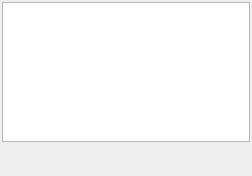
Old version of the form kame/forms/messageform.ui in the repository northriv/KAME.
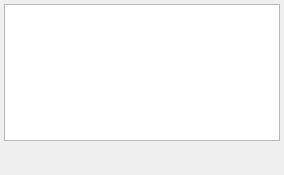
New version of the form.

Diff of the .ui file:
```diff
--- a/kame/forms/messageform.ui
+++ b/kame/forms/messageform.ui
@@ -1,13 +1,13 @@
 <?xml version="1.0" encoding="UTF-8"?>
 <ui version="4.0">
  <class>FrmMessage</class>
- <widget class="QMainWindow" name="FrmMessage">
+ <widget class="QWidget" name="FrmMessage">
   <property name="geometry">
    <rect>
     <x>0</x>
     <y>0</y>
-    <width>252</width>
-    <height>176</height>
+    <width>284</width>
+    <height>175</height>
    </rect>
   </property>
   <property name="windowTitle">
@@ -16,19 +16,21 @@
   <property name="windowOpacity">
    <double>0.800000000000000</double>
   </property>
-  <widget class="QWidget" name="widget">
    <layout class="QVBoxLayout" name="verticalLayout">
+   <property name="spacing">
+    <number>4</number>
+   </property>
     <property name="leftMargin">
-     <number>2</number>
+    <number>4</number>
     </property>
     <property name="topMargin">
-     <number>2</number>
+    <number>4</number>
     </property>
     <property name="rightMargin">
-     <number>2</number>
+    <number>4</number>
     </property>
     <property name="bottomMargin">
-     <number>2</number>
+    <number>4</number>
     </property>
     <item>
      <widget class="QListWidget" name="m_list">
@@ -143,7 +145,6 @@
      </widget>
     </item>
    </layout>
-  </widget>
  </widget>
  <layoutdefault spacing="6" margin="11"/>
  <pixmapfunction>qPixmapFromMimeSource</pixmapfunction>
```
Lines whose indentation alone changed are shown as unchanged.
